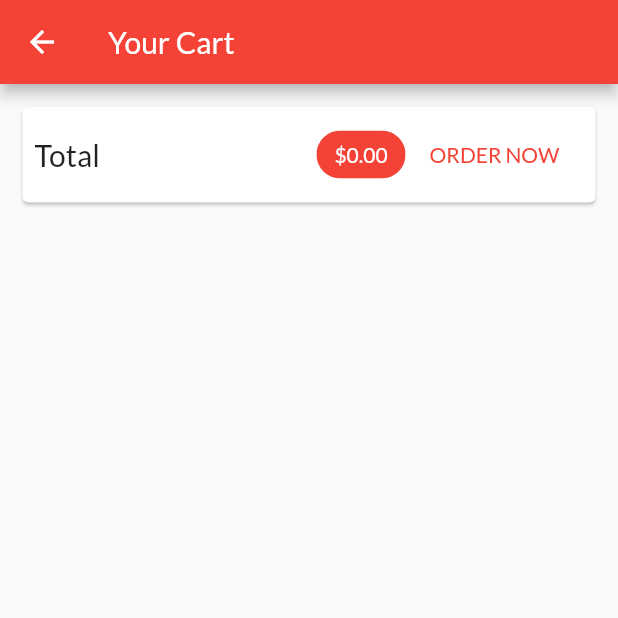
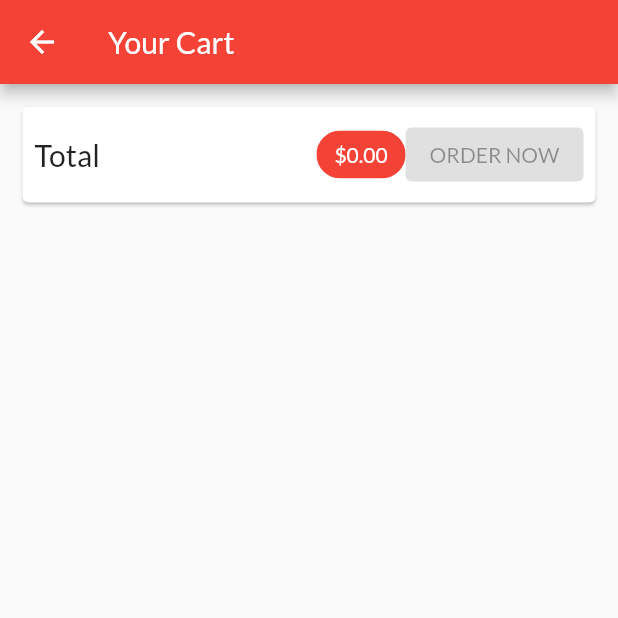
Before and after one commit to SagarArya/ShopApp, a Flutter app: the CartScreen screen opened by its route, on a phone screen of 412 x 824 dp, the top half of it. Run offline on Flutter 3.47's test engine with Material 2 defaults, Android fonts, the phone set to English and light mode, and no system bars; network calls fail.

Commit message:
fix versions

```diff
--- a/lib/main.dart
+++ b/lib/main.dart
@@ -32,7 +32,7 @@ class MyApp extends StatelessWidget {
         title: 'MyShop',
         theme: ThemeData(
           primarySwatch: Colors.red,
-          accentColor: Colors.white,
+          hintColor: Colors.white,
           fontFamily: 'Lato',
         ),
         home: ProductsOverviewScreen(),
--- a/lib/providers/product.dart
+++ b/lib/providers/product.dart
@@ -11,11 +11,11 @@ class Product with ChangeNotifier {
   bool isFavourite;
 
   Product({
-    @required this.id,
-    @required this.title,
-    @required this.description,
-    @required this.price,
-    @required this.imageUrl,
+    required this.id,
+    required this.title,
+    required this.description,
+    required this.price,
+    required this.imageUrl,
     this.isFavourite = false,
   });
 
--- a/lib/providers/products_provider.dart
+++ b/lib/providers/products_provider.dart
@@ -146,7 +146,7 @@ class productsProviders with ChangeNotifier {
     final url = Uri.https('shopapp-a0fbb-default-rtdb.firebaseio.com',
         '/productsProvider/$id.json');
     final existingProductIndex = _items.indexWhere((prod) => prod.id == id);
-    var existingProduct = _items[existingProductIndex];
+    Product? existingProduct = _items[existingProductIndex];
     _items.removeAt(existingProductIndex);
     notifyListeners();
     final response = await http.delete(url);
--- a/lib/screens/cart_screen.dart
+++ b/lib/screens/cart_screen.dart
@@ -36,7 +36,7 @@ class CartScreen extends StatelessWidget {
                           color: Theme.of(context)
                               .primaryTextTheme
                               .headline6
-                              .color),
+                              ?.color),
                     ),
                     backgroundColor: Theme.of(context).primaryColor,
                   ),
@@ -66,8 +66,8 @@ class CartScreen extends StatelessWidget {
 
 class OrderButton extends StatefulWidget {
   const OrderButton({
-    Key key,
-    @required this.cart,
+    Key? key,
+    required this.cart,
   }) : super(key: key);
 
   final Cart cart;
@@ -81,7 +81,7 @@ class _OrderButtonState extends State<OrderButton> {
 
   @override
   Widget build(BuildContext context) {
-    return FlatButton(
+    return ElevatedButton(
       child: _isLoading ? CircularProgressIndicator() : Text('ORDER NOW'),
       onPressed: (widget.cart.totalAmount <= 0 || _isLoading)
           ? null
@@ -98,7 +98,6 @@ class _OrderButtonState extends State<OrderButton> {
               });
               widget.cart.clear();
             },
-      textColor: Theme.of(context).primaryColor,
     );
   }
 }
--- a/lib/screens/product_detail_screen.dart
+++ b/lib/screens/product_detail_screen.dart
@@ -7,7 +7,7 @@ class ProductDetailScreen extends StatelessWidget {
 
   @override
   Widget build(BuildContext context) {
-    final productId = ModalRoute.of(context).settings.arguments as String;
+    final productId = ModalRoute.of(context)!.settings.arguments as String;
     final loadedProduct = Provider.of<productsProviders>(context, listen: false)
         .findById(productId);
 
--- a/lib/widgets/user_product_item.dart
+++ b/lib/widgets/user_product_item.dart
@@ -36,7 +36,7 @@ class UserProductItem extends StatelessWidget {
                   await Provider.of<productsProviders>(context, listen: false)
                       .deleteProduct(id);
                 } catch (error) {
-                  scaffold.showSnackBar(
+                   ScaffoldMessenger.of(context).showSnackBar(
                       SnackBar(content: Text('Deleting Failed!',textAlign: TextAlign.center,)));
                 }
               },
--- a/pubspec.yaml
+++ b/pubspec.yaml
@@ -18,12 +18,12 @@ publish_to: 'none' # Remove this line if you wish to publish to pub.dev
 version: 1.0.0+1
 
 environment:
-  sdk: ">=2.11.0 <3.0.0"
+  sdk: ">=2.12.0 <3.0.0"
 
 dependencies:
   flutter:
     sdk: flutter
-  provider: ^4.0.0
+  provider: ^6.0.5
   intl: ^0.17.0
 
 
@@ -31,6 +31,7 @@ dependencies:
   # Use with the CupertinoIcons class for iOS style icons.
   cupertino_icons: ^1.0.2
   http: ^0.13.5
+  badges: ^3.1.2
 
 dev_dependencies:
   flutter_test:
```
Also changed, not shown: lib/providers/cart.dart (+6 -5 lines), lib/providers/orders.dart (+4 -4 lines), lib/screens/edit_product_screen.dart (+13 -13 lines), lib/screens/products_overview_screen.dart (+4 -4 lines), lib/widgets/badge.dart (+4 -4 lines), lib/widgets/product_item.dart (+4 -4 lines), pubspec.lock, 1 other file.
